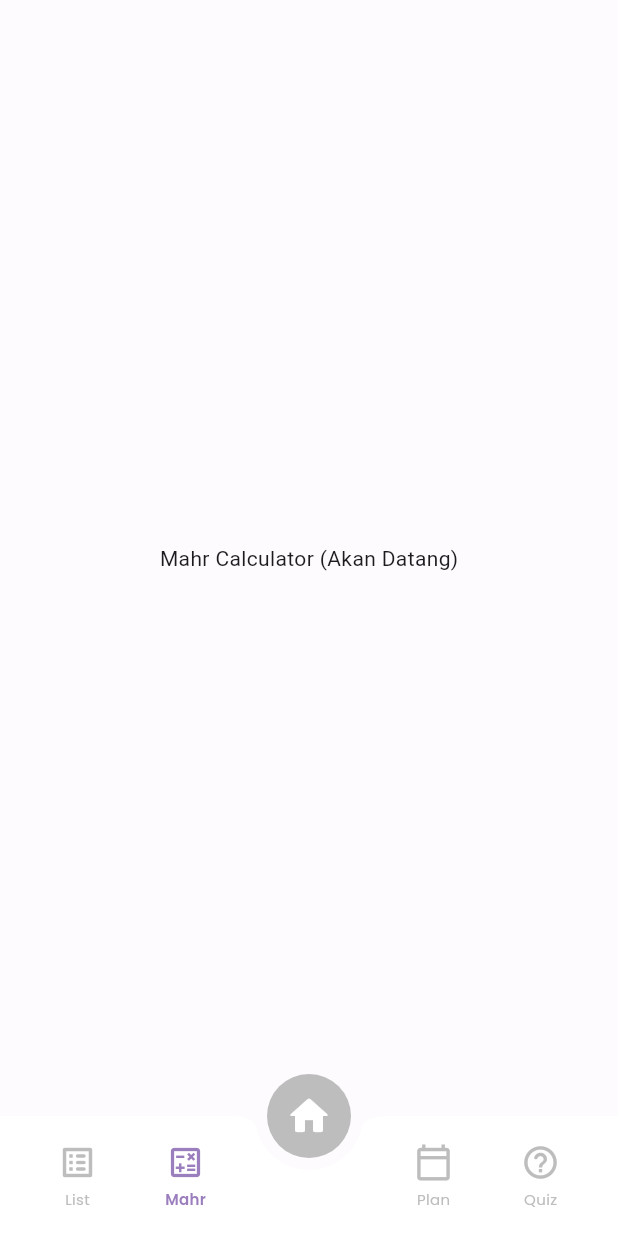
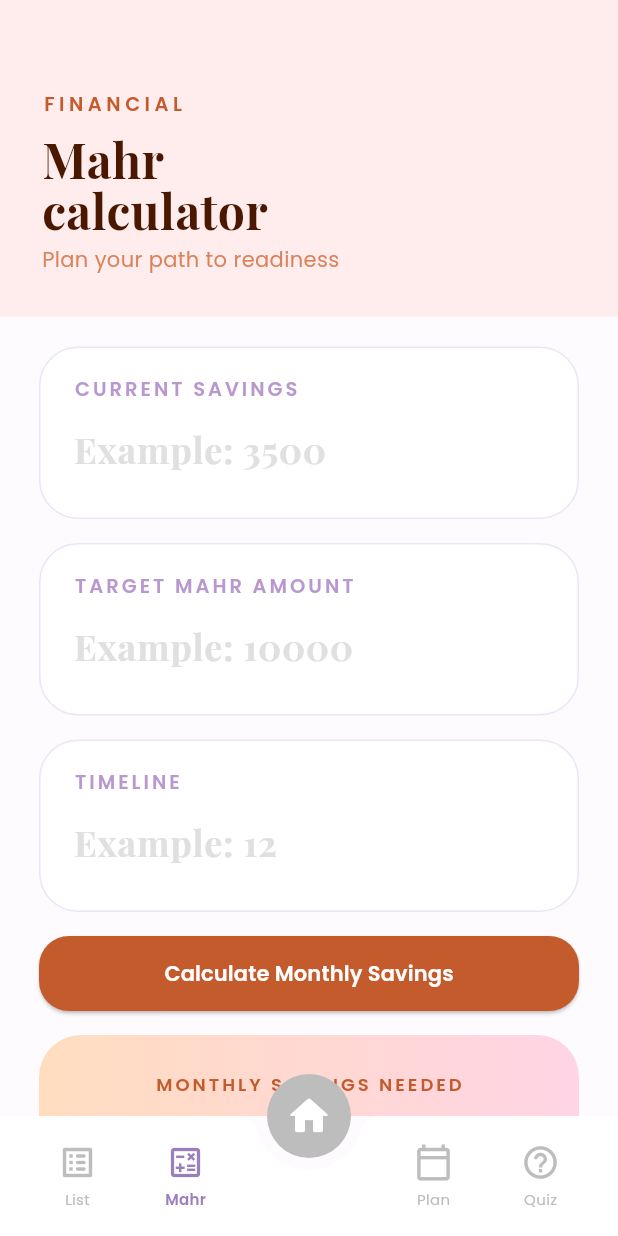
Before and after one commit to nisanotfound/NikahReady, a Flutter app: the DashboardScreen screen opened directly, item 2 of the bottom bar chosen, on a phone screen of 412 x 824 dp. Run offline on Flutter 3.47's test engine with Material 3 defaults, Android fonts, the phone set to English and light mode, and no system bars; our stand-ins replace cloud_firestore, firebase_auth, firebase_core, google_fonts; accounts and stored records are empty.

Commit message:
Implemented Mahr Calculator feature

```diff
--- /dev/null
+++ b/lib/models/mahr_model.dart
@@ -0,0 +1,13 @@
+class MahrModel {
+  final double currentSavings;
+  final double targetMahr;
+  final int timelineMonths;
+  final double monthlySavingsNeeded;
+
+  MahrModel({
+    required this.currentSavings,
+    required this.targetMahr,
+    required this.timelineMonths,
+    required this.monthlySavingsNeeded,
+  });
+}
--- /dev/null
+++ b/lib/providers/mahr_provider.dart
@@ -0,0 +1,34 @@
+import 'package:flutter/material.dart';
+import '../models/mahr_model.dart';
+
+class MahrProvider extends ChangeNotifier {
+  MahrModel _mahr = MahrModel(
+    currentSavings: 0,
+    targetMahr: 0,
+    timelineMonths: 0,
+    monthlySavingsNeeded: 0,
+  );
+
+  MahrModel get mahr => _mahr;
+
+  void calculateMahr({
+    required double currentSavings,
+    required double targetMahr,
+    required int timelineMonths,
+  }) {
+    double monthlySavingsNeeded = 0;
+
+    if (timelineMonths > 0 && targetMahr > currentSavings) {
+      monthlySavingsNeeded = (targetMahr - currentSavings) / timelineMonths;
+    }
+
+    _mahr = MahrModel(
+      currentSavings: currentSavings,
+      targetMahr: targetMahr,
+      timelineMonths: timelineMonths,
+      monthlySavingsNeeded: monthlySavingsNeeded,
+    );
+
+    notifyListeners();
+  }
+}
--- a/lib/screens/dashboard/dashboard_screen.dart
+++ b/lib/screens/dashboard/dashboard_screen.dart
@@ -1,6 +1,7 @@
 import 'package:flutter/material.dart';
 import 'package:google_fonts/google_fonts.dart';
 import 'settings_screen.dart';
+import '../mahr/mahr_screen.dart';
 
 class DashboardScreen extends StatefulWidget {
   const DashboardScreen({super.key});
@@ -21,7 +22,7 @@ class _DashboardScreenState extends State<DashboardScreen> {
   Widget _getSelectedScreen(int index) {
     switch (index) {
       case 0: return const Center(child: Text("Checklist (Akan Datang)"));
-      case 1: return const Center(child: Text("Mahr Calculator (Akan Datang)"));
+      case 1: return const MahrScreen();
       case 2: return _buildMainDashboard();
       case 3: return const Center(child: Text("Plan (Akan Datang)"));
       case 4: return const Center(child: Text("Quiz (Akan Datang)"));
--- /dev/null
+++ b/lib/screens/mahr/mahr_screen.dart
@@ -0,0 +1,262 @@
+import 'package:flutter/material.dart';
+import 'package:google_fonts/google_fonts.dart';
+
+class MahrScreen extends StatefulWidget {
+  const MahrScreen({super.key});
+
+  @override
+  State<MahrScreen> createState() => _MahrScreenState();
+}
+
+class _MahrScreenState extends State<MahrScreen> {
+  final TextEditingController savingsController = TextEditingController();
+  final TextEditingController targetController = TextEditingController();
+  final TextEditingController monthsController = TextEditingController();
+
+  double monthlySavings = 0;
+
+  void calculateMahr() {
+    final double currentSavings = double.tryParse(savingsController.text) ?? 0;
+    final double targetAmount = double.tryParse(targetController.text) ?? 0;
+    final int months = int.tryParse(monthsController.text) ?? 0;
+
+    setState(() {
+      if (months > 0 && targetAmount > currentSavings) {
+        monthlySavings = (targetAmount - currentSavings) / months;
+      } else {
+        monthlySavings = 0;
+      }
+    });
+  }
+
+  @override
+  void dispose() {
+    savingsController.dispose();
+    targetController.dispose();
+    monthsController.dispose();
+    super.dispose();
+  }
+
+  @override
+  Widget build(BuildContext context) {
+    return Scaffold(
+      backgroundColor: const Color(0xFFFDFBFD),
+      body: SingleChildScrollView(
+        child: Column(
+          children: [
+            _buildHeader(),
+            const SizedBox(height: 20),
+            _buildInputCard(
+              title: "CURRENT SAVINGS",
+              hint: "Example: 3500",
+              controller: savingsController,
+            ),
+            _buildInputCard(
+              title: "TARGET MAHR AMOUNT",
+              hint: "Example: 10000",
+              controller: targetController,
+            ),
+            _buildInputCard(
+              title: "TIMELINE",
+              hint: "Example: 12",
+              controller: monthsController,
+            ),
+            _buildCalculateButton(),
+            _buildResultCard(),
+            _buildInfoBox(),
+            const SizedBox(height: 30),
+          ],
+        ),
+      ),
+    );
+  }
+
+  Widget _buildHeader() {
+    return Container(
+      width: double.infinity,
+      padding: const EdgeInsets.fromLTRB(28, 60, 28, 28),
+      decoration: const BoxDecoration(
+        color: Color(0xFFFFEDED),
+      ),
+      child: Column(
+        crossAxisAlignment: CrossAxisAlignment.start,
+        children: [
+          Text(
+            "FINANCIAL",
+            style: GoogleFonts.poppins(
+              fontSize: 13,
+              letterSpacing: 3,
+              fontWeight: FontWeight.w600,
+              color: Color(0xFFC35B2D),
+            ),
+          ),
+          const SizedBox(height: 10),
+          Text(
+            "Mahr\ncalculator",
+            style: GoogleFonts.playfairDisplay(
+              fontSize: 32,
+              fontWeight: FontWeight.bold,
+              height: 1.05,
+              color: Color(0xFF4A1700),
+            ),
+          ),
+          const SizedBox(height: 6),
+          Text(
+            "Plan your path to readiness",
+            style: GoogleFonts.poppins(
+              fontSize: 14,
+              color: Color(0xFFD9825B),
+            ),
+          ),
+        ],
+      ),
+    );
+  }
+
+  Widget _buildInputCard({
+    required String title,
+    required String hint,
+    required TextEditingController controller,
+  }) {
+    return Container(
+      margin: const EdgeInsets.fromLTRB(26, 0, 26, 16),
+      padding: const EdgeInsets.symmetric(horizontal: 22, vertical: 18),
+      decoration: BoxDecoration(
+        color: Colors.white,
+        borderRadius: BorderRadius.circular(26),
+        border: Border.all(color: const Color(0xFFEDE4F5)),
+      ),
+      child: Column(
+        crossAxisAlignment: CrossAxisAlignment.start,
+        children: [
+          Text(
+            title,
+            style: GoogleFonts.poppins(
+              fontSize: 13,
+              letterSpacing: 2,
+              fontWeight: FontWeight.w600,
+              color: const Color(0xFFB998D0),
+            ),
+          ),
+          TextField(
+            controller: controller,
+            keyboardType: TextInputType.number,
+            onChanged: (_) => calculateMahr(),
+            style: GoogleFonts.playfairDisplay(
+              fontSize: 28,
+              fontWeight: FontWeight.bold,
+              color: const Color(0xFF2C1B4D),
+            ),
+            decoration: InputDecoration(
+              hintText: hint,
+              border: InputBorder.none,
+              hintStyle: GoogleFonts.playfairDisplay(
+                fontSize: 24,
+                color: Colors.grey.shade300,
+              ),
+            ),
+          ),
+        ],
+      ),
+    );
+  }
+
+  Widget _buildCalculateButton() {
+    return Padding(
+      padding: const EdgeInsets.symmetric(horizontal: 26),
+      child: SizedBox(
+        width: double.infinity,
+        height: 50,
+        child: ElevatedButton(
+          onPressed: calculateMahr,
+          style: ElevatedButton.styleFrom(
+            backgroundColor: const Color(0xFFC35B2D),
+            shape: RoundedRectangleBorder(
+              borderRadius: BorderRadius.circular(20),
+            ),
+          ),
+          child: Text(
+            "Calculate Monthly Savings",
+            style: GoogleFonts.poppins(
+              fontWeight: FontWeight.w600,
+              color: Colors.white,
+            ),
+          ),
+        ),
+      ),
+    );
+  }
+
+  Widget _buildResultCard() {
+    return Container(
+      width: double.infinity,
+      margin: const EdgeInsets.fromLTRB(26, 16, 26, 14),
+      padding: const EdgeInsets.symmetric(vertical: 24, horizontal: 18),
+      decoration: BoxDecoration(
+        gradient: const LinearGradient(
+          colors: [Color(0xFFFFDDBF), Color(0xFFFFD4E5)],
+          begin: Alignment.centerLeft,
+          end: Alignment.centerRight,
+        ),
+        borderRadius: BorderRadius.circular(28),
+      ),
+      child: Column(
+        children: [
+          Text(
+            "MONTHLY SAVINGS NEEDED",
+            style: GoogleFonts.poppins(
+              fontSize: 12,
+              letterSpacing: 2,
+              fontWeight: FontWeight.w600,
+              color: Color(0xFFC35B2D),
+            ),
+          ),
+          const SizedBox(height: 8),
+          Text(
+            "RM ${monthlySavings.toStringAsFixed(2)}",
+            style: GoogleFonts.playfairDisplay(
+              fontSize: 42,
+              fontWeight: FontWeight.bold,
+              color: Color(0xFF4A1700),
+            ),
+          ),
+          Text(
+            "to reach your goal based on your timeline",
+            style: GoogleFonts.poppins(
+              fontSize: 12,
+              color: Color(0xFFC35B2D),
+            ),
+          ),
+        ],
+      ),
+    );
+  }
+
+  Widget _buildInfoBox() {
+    return Container(
+      margin: const EdgeInsets.symmetric(horizontal: 26),
+      padding: const EdgeInsets.all(18),
+      decoration: BoxDecoration(
+        color: const Color(0xFFFFF5EF),
+        borderRadius: BorderRadius.circular(24),
+      ),
+      child: Row(
+        crossAxisAlignment: CrossAxisAlignment.start,
+        children: [
+          const Icon(Icons.info_outline, color: Color(0xFFE0702F), size: 22),
+          const SizedBox(width: 12),
+          Expanded(
+            child: Text(
+              "Mahr is an obligatory gift from the groom, agreed upon by both parties before nikah.",
+              style: GoogleFonts.poppins(
+                fontSize: 13,
+                height: 1.5,
+                color: Color(0xFF994112),
+              ),
+            ),
+          ),
+        ],
+      ),
+    );
+  }
+}
```
